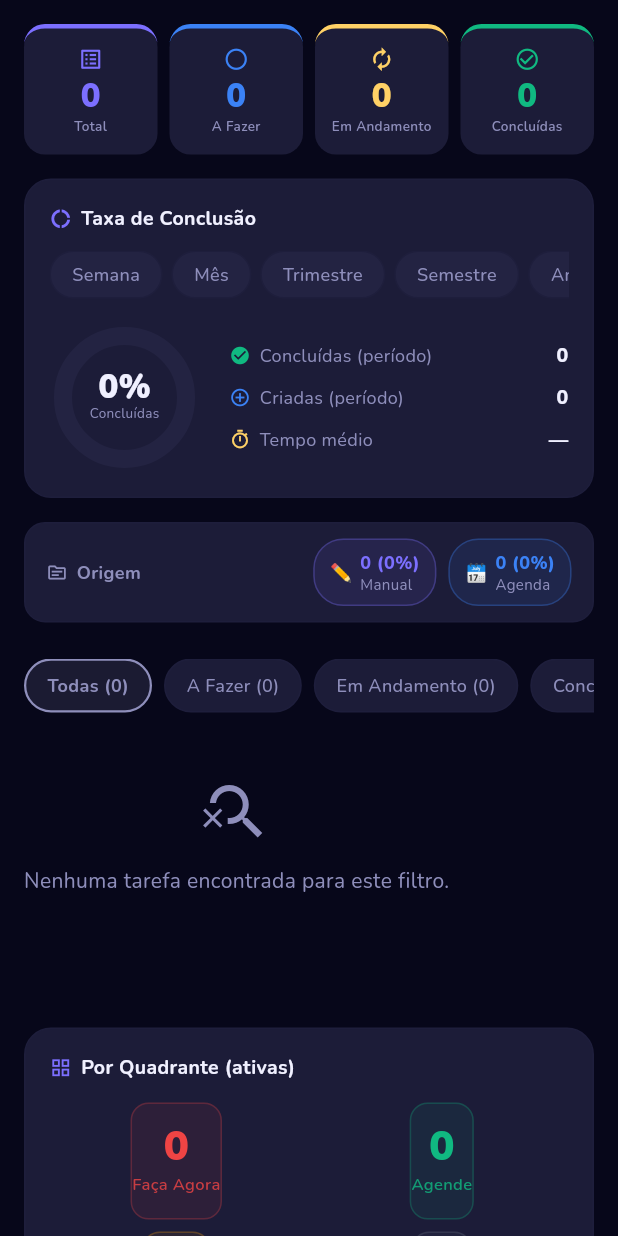
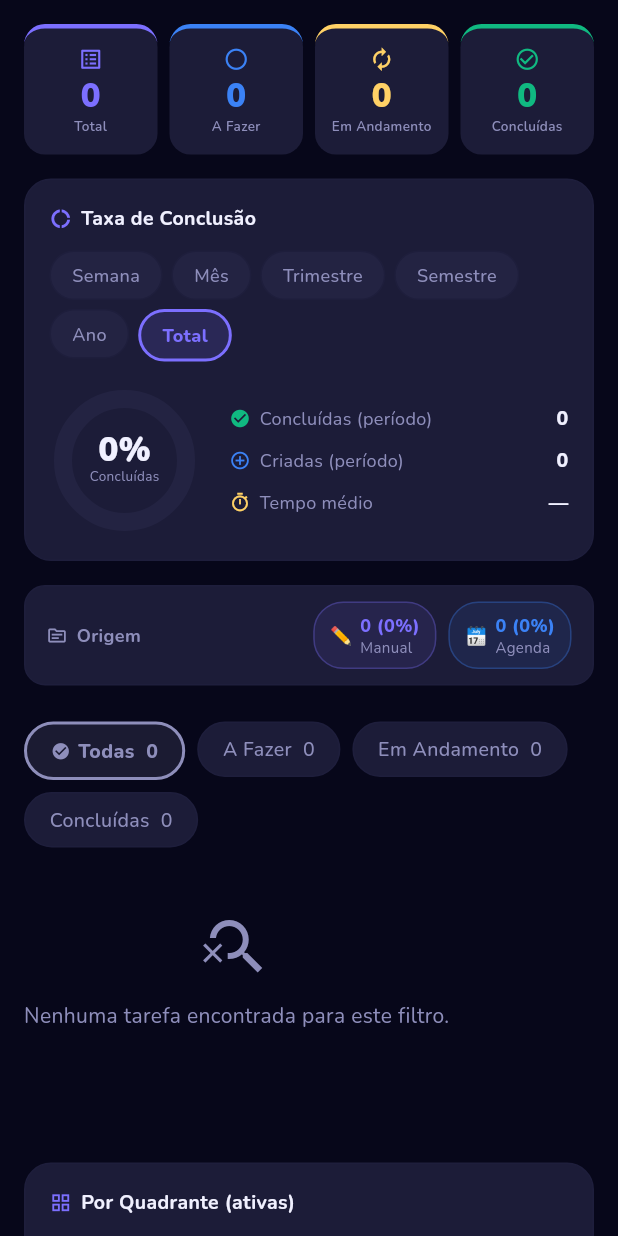
Before and after one commit to azuos01/life-balance-tracker, a Flutter app: the ReportsScreen widget shown alone on an empty page, opened directly, on a phone screen of 412 x 824 dp. Run offline on Flutter 3.47's test engine with Material 3 defaults, Android fonts, the phone set to English and light mode, and no system bars; our stand-ins replace cloud_firestore, firebase_auth, firebase_core, google_fonts, google_sign_in, shared_preferences; accounts and stored records are empty.

Commit message:
fix(reports): corrigir bug de toque nos filtros de status + v2.1.1+4
CAUSA RAIZ: ListView.separated (scroll horizontal) absorvia os eventos
de toque antes do GestureDetector interno, impedindo a troca de filtro.

CORREÇÃO:
- _StatusFilterRow: ListView+GestureDetector → Wrap+InkWell
  (sem scroll aninhado = sem conflito de gestos com o SingleChildScrollView externo)
- _PeriodChips: mesma correção (ListView → Wrap+InkWell)
- _ReportsScreenState: adicionado AutomaticKeepAliveClientMixin
  (preserva filtro e período selecionados ao trocar de aba)
- Chip de status agora mostra ícone ✓ quando ativo
- pubspec.yaml: 2.1.0+3 → 2.1.1+4
- app_constants.dart: kAppVersion/kLastChange* atualizados

Co-Authored-By: Claude Sonnet 4.6 <noreply@anthropic.com>

```diff
--- a/lib/constants/app_constants.dart
+++ b/lib/constants/app_constants.dart
@@ -77,20 +77,19 @@ const List<AreaConfig> kAreas = [
 
 // App identity
 const String kAppName = 'Life Balance Tracker';
-const String kAppVersion = '2.1.0';
+const String kAppVersion = '2.1.1';
 const String kAppTagline = 'Monitore e melhore as 10 áreas\nfundamentais da sua vida.';
 
 // ── Changelog da última versão ────────────────────────────────────────────────
 // ⚠️  Estes campos são atualizados automaticamente pelo protocolo de versionamento
 //     descrito em CLAUDE.md. Não edite manualmente fora do fluxo de release.
-const String kLastChangeVersion = 'v2.1.0';
+const String kLastChangeVersion = 'v2.1.1';
 const String kLastChangeDate    = 'Jun 2026';
-const String kLastChangeType    = 'MINOR';   // MAJOR | MINOR | PATCH
+const String kLastChangeType    = 'PATCH';   // MAJOR | MINOR | PATCH
 const String kLastChangeSummary =
-    'Aba Relatórios: filtros por status corrigidos, todas as tarefas editáveis '
-    'em todas as abas (Eisenhower, Kanban, Histórico, Relatórios) '
-    'e taxa de conclusão por período (Semana/Mês/Trimestre/Semestre/Ano/Total). '
-    '231 testes unitários com CI/CD verde.';
+    'Correção do bug de toque nos botões de filtro da aba Relatórios '
+    '(conflito de gestos entre ListView e GestureDetector resolvido com Wrap+InkWell). '
+    'Estado do filtro preservado ao trocar de aba.';
 
 // XP rewards
 const int kXpEasy = 10;
--- a/lib/screens/reports/reports_screen.dart
+++ b/lib/screens/reports/reports_screen.dart
@@ -27,7 +27,12 @@ class ReportsScreen extends StatefulWidget {
   State<ReportsScreen> createState() => _ReportsScreenState();
 }
 
-class _ReportsScreenState extends State<ReportsScreen> {
+class _ReportsScreenState extends State<ReportsScreen>
+    with AutomaticKeepAliveClientMixin {
+  // Preserva o estado (filtro + período) ao trocar de aba no TabBarView
+  @override
+  bool get wantKeepAlive => true;
+
   String _statusFilter = _kAll;
   _Period _period      = _Period.total;
   int     _year        = DateTime.now().year;
@@ -64,6 +69,7 @@ class _ReportsScreenState extends State<ReportsScreen> {
 
   @override
   Widget build(BuildContext context) {
+    super.build(context); // obrigatório para AutomaticKeepAliveClientMixin
     final tp    = context.watch<TasksProvider>();
     final l10n  = context.l10n;
     final tasks = _filtered(tp);
@@ -334,21 +340,23 @@ class _PeriodChips extends StatelessWidget {
     final minYear = years.isEmpty ? DateTime.now().year : years.last;
     final maxYear = DateTime.now().year;
 
+    // ⚠️ Wrap + InkWell em vez de ListView + GestureDetector
+    //    (evita conflito de gestos com o SingleChildScrollView externo)
     return Column(crossAxisAlignment: CrossAxisAlignment.start, children: [
-      // Chips
-      SizedBox(
-        height: 32,
-        child: ListView(
-          scrollDirection: Axis.horizontal,
+      Wrap(
+        spacing: 6,
+        runSpacing: 6,
         children: _Period.values.map((p) {
           final active = selected == p;
-            return Padding(
-              padding: const EdgeInsets.only(right: 6),
-              child: GestureDetector(
+          return Material(
+            color: Colors.transparent,
+            borderRadius: BorderRadius.circular(20),
+            child: InkWell(
+              borderRadius: BorderRadius.circular(20),
               onTap: () => onPeriodChanged(p),
               child: AnimatedContainer(
                 duration: const Duration(milliseconds: 180),
-                  padding: const EdgeInsets.symmetric(horizontal: 14, vertical: 6),
+                padding: const EdgeInsets.symmetric(horizontal: 14, vertical: 7),
                 decoration: BoxDecoration(
                   color: active
                       ? AppTheme.primary.withOpacity(0.15)
@@ -356,14 +364,14 @@ class _PeriodChips extends StatelessWidget {
                   borderRadius: BorderRadius.circular(20),
                   border: Border.all(
                     color: active ? AppTheme.primary : AppTheme.divider,
-                      width: active ? 1.5 : 1,
+                    width: active ? 2 : 1,
                   ),
                 ),
                 child: Text(
                   _labels[p]!,
                   style: TextStyle(
                     fontSize: 12,
-                      fontWeight: active ? FontWeight.w700 : FontWeight.w500,
+                    fontWeight: active ? FontWeight.w800 : FontWeight.w500,
                     color: active ? AppTheme.primary : AppTheme.textSecondary,
                   ),
                 ),
@@ -371,7 +379,6 @@ class _PeriodChips extends StatelessWidget {
             ),
           );
         }).toList(),
-        ),
       ),
 
       // Seletor de ano (visível apenas quando _Period.year)
@@ -489,56 +496,105 @@ class _OriginChip extends StatelessWidget {
 }
 
 // ── Filtro de status com contadores ──────────────────────────────────────────
+//
+// ⚠️ NÃO usar ListView + GestureDetector aqui.
+// O scroll horizontal do ListView absorve os taps antes do GestureDetector.
+// Solução correta: Wrap + InkWell (sem scroll aninhado, sem conflito de gestos).
 
 class _StatusFilterRow extends StatelessWidget {
   final String selected;
   final TasksProvider tp;
   final ValueChanged<String> onChanged;
   final L10n l10n;
-  const _StatusFilterRow({required this.selected, required this.tp, required this.onChanged, required this.l10n});
+  const _StatusFilterRow({
+    required this.selected,
+    required this.tp,
+    required this.onChanged,
+    required this.l10n,
+  });
 
   @override
   Widget build(BuildContext context) {
-    final filters = [
-      (_kAll,        '${l10n.allTasks} (${tp.totalTasks})',              const Color(0xFF8E8EBB)),
-      (_kPending,    '${l10n.toDo} (${tp.pendingCount})',                const Color(0xFF3B82F6)),
-      (_kInProgress, '${l10n.inProgressLabel} (${tp.inProgressCount})',  AppTheme.accentGold),
-      (_kCompleted,  '${l10n.completedLabel} (${tp.completedCount})',    const Color(0xFF10B981)),
+    final filters = <(String, String, int, Color)>[
+      (_kAll,        l10n.allTasks,        tp.totalTasks,      const Color(0xFF8E8EBB)),
+      (_kPending,    l10n.toDo,            tp.pendingCount,    const Color(0xFF3B82F6)),
+      (_kInProgress, l10n.inProgressLabel, tp.inProgressCount, AppTheme.accentGold),
+      (_kCompleted,  l10n.completedLabel,  tp.completedCount,  const Color(0xFF10B981)),
     ];
 
-    return SizedBox(
-      height: 36,
-      child: ListView.separated(
-        scrollDirection: Axis.horizontal,
-        itemCount: filters.length,
-        separatorBuilder: (_, __) => const SizedBox(width: 8),
-        itemBuilder: (_, i) {
-          final (value, label, color) = filters[i];
+    return Wrap(
+      spacing: 8,
+      runSpacing: 8,
+      children: filters.map((f) {
+        final (value, label, count, color) = f;
         final active = selected == value;
-          return GestureDetector(
+        return _StatusChipButton(
+          label: label,
+          count: count,
+          color: color,
+          active: active,
           onTap: () => onChanged(value),
+        );
+      }).toList(),
+    );
+  }
+}
+
+/// Chip de filtro de status — usa InkWell para garantir que o toque
+/// seja registrado sem conflito com ScrollViews ao redor.
+class _StatusChipButton extends StatelessWidget {
+  final String label;
+  final int count;
+  final Color color;
+  final bool active;
+  final VoidCallback onTap;
+
+  const _StatusChipButton({
+    required this.label,
+    required this.count,
+    required this.color,
+    required this.active,
+    required this.onTap,
+  });
+
+  @override
+  Widget build(BuildContext context) {
+    return Material(
+      color: Colors.transparent,
+      borderRadius: BorderRadius.circular(20),
+      child: InkWell(
+        borderRadius: BorderRadius.circular(20),
+        onTap: onTap,
         child: AnimatedContainer(
           duration: const Duration(milliseconds: 180),
-              padding: const EdgeInsets.symmetric(horizontal: 14, vertical: 8),
+          padding: const EdgeInsets.symmetric(horizontal: 16, vertical: 8),
           decoration: BoxDecoration(
             color: active ? color.withOpacity(0.15) : AppTheme.surfaceLight,
             borderRadius: BorderRadius.circular(20),
             border: Border.all(
               color: active ? color : AppTheme.divider,
-                  width: active ? 1.5 : 1,
+              width: active ? 2 : 1,
             ),
           ),
-              child: Text(
-                label,
+          child: Row(
+            mainAxisSize: MainAxisSize.min,
+            children: [
+              if (active)
+                Padding(
+                  padding: const EdgeInsets.only(right: 5),
+                  child: Icon(Icons.check_circle, size: 13, color: color),
+                ),
+              Text(
+                '$label  $count',
                 style: TextStyle(
-                  fontSize: 12,
-                  fontWeight: active ? FontWeight.w700 : FontWeight.w500,
+                  fontSize: 13,
+                  fontWeight: active ? FontWeight.w800 : FontWeight.w500,
                   color: active ? color : AppTheme.textSecondary,
                 ),
               ),
+            ],
           ),
-          );
-        },
+        ),
       ),
     );
   }
--- a/pubspec.yaml
+++ b/pubspec.yaml
@@ -1,6 +1,6 @@
 name: life_balance_tracker
 description: Life Balance Tracker - Sistema de Gestão de Vida Gamificado
-version: 2.1.0+3
+version: 2.1.1+4
 
 # ── Política de versionamento (MAJOR.MINOR.PATCH+BUILD) ──────────────────────
 # MAJOR (1→2→...): alterações complexas na arquitetura do código
```
Lines whose indentation alone changed are shown as unchanged.
